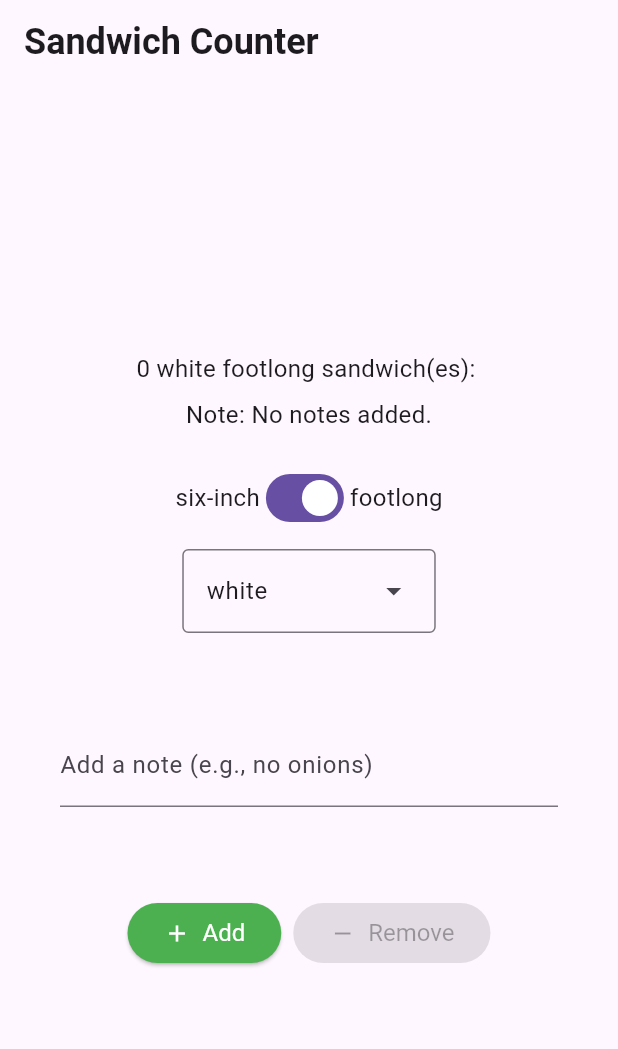
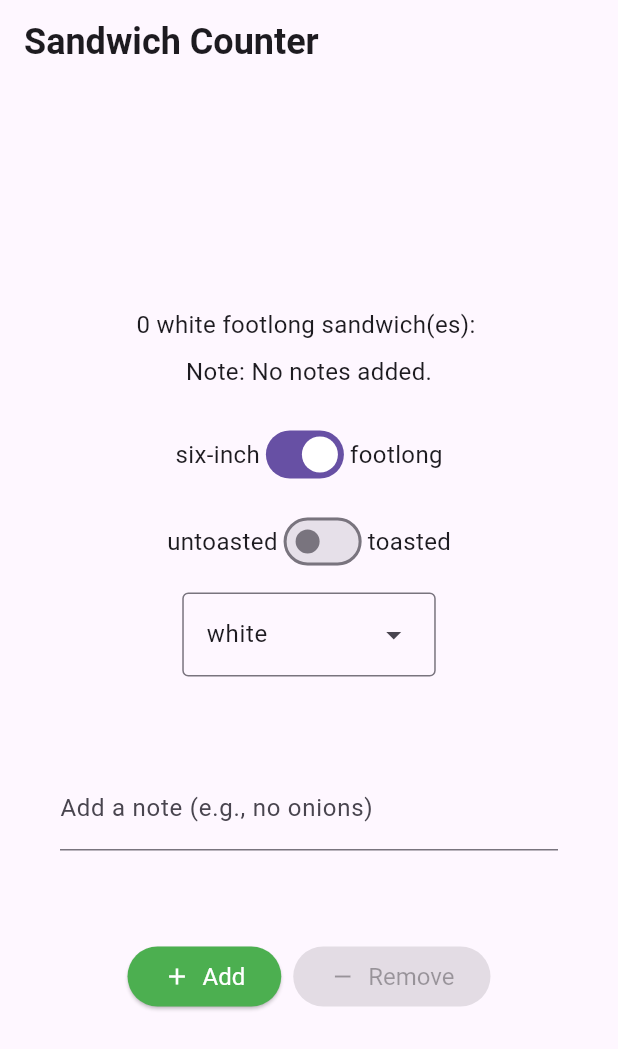
Before and after one commit to smillwvy/New-Flutter-Application, a Flutter app: the screen it shows after launch, on a phone screen of 412 x 824 dp. Shown: the top 1049 px of the screen. Run offline on Flutter 3.47's test engine with Material 3 defaults, Android fonts, the phone set to English and light mode, and no system bars.

Commit message:
Add toast option toggle to OrderScreen

```diff
--- a/lib/main.dart
+++ b/lib/main.dart
@@ -1,5 +1,6 @@
 // ignore_for_file: unused_import
 
+// ...existing code...
 import 'package:flutter/material.dart';
 import 'package:sandwich_shop/views/app_styles.dart';
 import 'package:sandwich_shop/repositories/order_repository.dart';
@@ -37,6 +38,7 @@ class _OrderScreenState extends State<OrderScreen> {
   late final OrderRepository _orderRepository;
   final TextEditingController _notesController = TextEditingController();
   bool _isFootlong = true;
+  bool _isToasted = false;
   BreadType _selectedBreadType = BreadType.white;
 
   @override
@@ -127,10 +129,26 @@ class _OrderScreenState extends State<OrderScreen> {
               children: [
                 const Text('six-inch', style: normalText),
                 Switch(
+                  key: const Key('size_switch'),
                   value: _isFootlong,
                   onChanged: _onSandwichTypeChanged,
                 ),
                 const Text('footlong', style: normalText),
+              ],
+            ),
+            const SizedBox(height: 10),
+            Row(
+              mainAxisAlignment: MainAxisAlignment.center,
+              children: [
+                const Text('untoasted', style: normalText),
+                Switch(
+                  key: const Key('toasted_switch'),
+                  value: _isToasted,
+                  onChanged: (value) {
+                    setState(() => _isToasted = value);
+                  },
+                ),
+                const Text('toasted', style: normalText),
               ],
             ),
             const SizedBox(height: 10),
```
